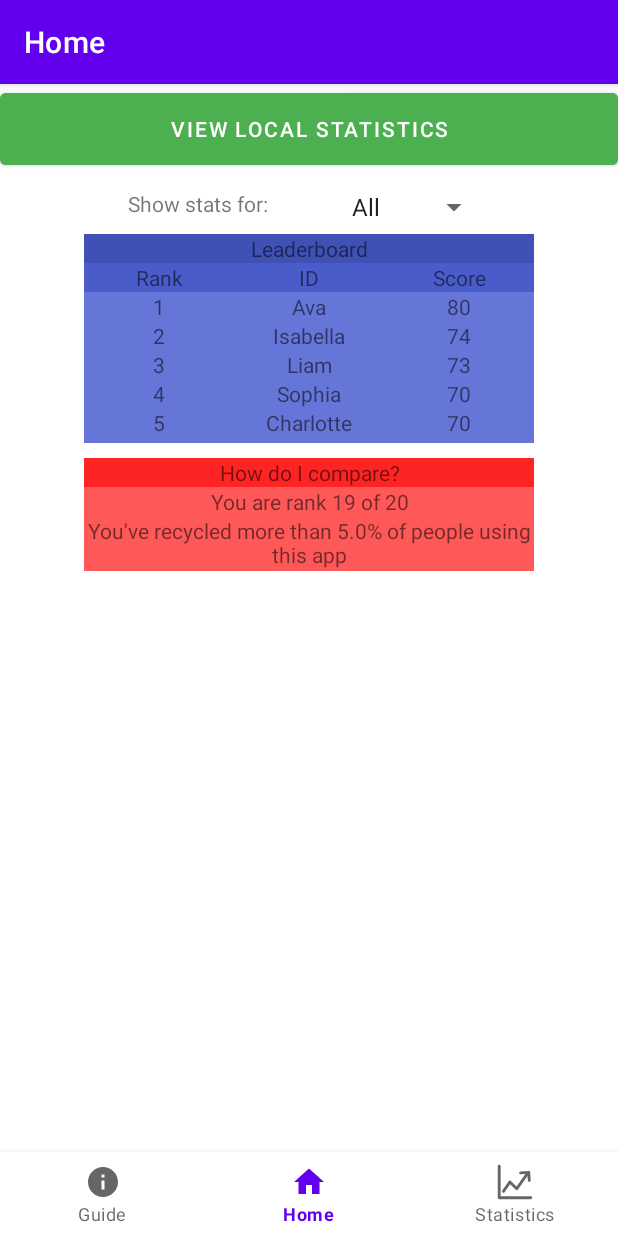
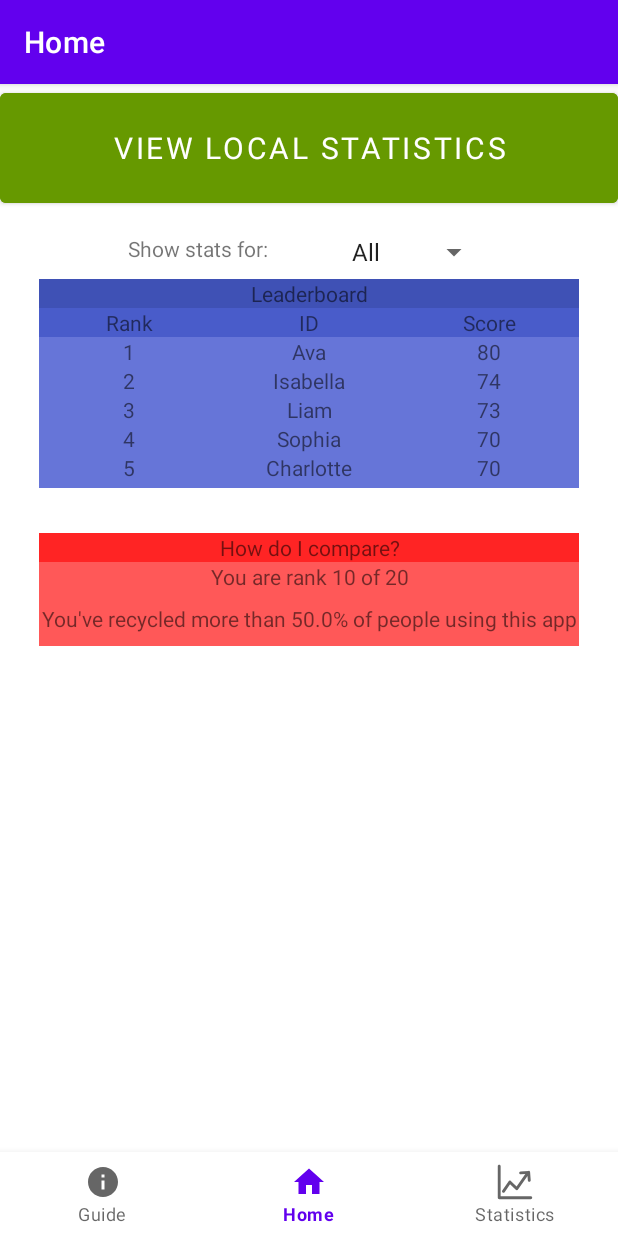
Before and after one commit to pm3512/RecycleTrackerHackCMU, an Android app: the fragment GlobalFragment placed in its activity, on a phone screen of 412 x 824 dp. Run offline under Robolectric (Android 15) with nearby library versions, the light colour scheme and no system bars.

Commit message:
aligned buttons

```diff
--- a/app/src/main/java/com/example/recycletracker/GlobalFragment.java
+++ b/app/src/main/java/com/example/recycletracker/GlobalFragment.java
@@ -31,11 +31,11 @@ public class GlobalFragment extends Fragment {
     public GlobalFragment() {
         // Required empty public constructor
         String[] names = {"Olivia", "Liam", "Emma", "Noah", "Amelia", "Oliver", "Ava", "Elijah",
-                "Sophia", "Lucas", "Charlotte", "Mason", "Isabella", "Levi", "Mia", "Asher", "Luna",
+                "Sophia", "Lucas", "Charlotte", "Mason", "Isabella", "Levi", "Mia (you)", "Asher", "Luna",
                 "James", "Harper", "Mateo"};
-        int[] plastic = {17, 26, 15, 24, 18, 27, 22, 16, 24, 25, 19, 25, 22, 22, 18, 20, 17, 23, 20, 16};
-        int[] metal = {27, 32, 39, 30, 31, 19, 31, 27, 28, 21, 46, 34, 40, 26, 23, 37, 26, 23, 24, 35};
-        int[] paper = {22, 15, 5, 13, 10, 11, 27, 10, 18, 17, 5, 8, 12, 7, 13, 10, 14, 19, 16, 9};
+        int[] plastic = {17, 26, 15, 24, 18, 27, 22, 16, 24, 25, 19, 25, 22, 22, 27, 20, 17, 23, 20, 16};
+        int[] metal = {27, 32, 39, 30, 31, 19, 31, 27, 28, 21, 46, 34, 40, 26, 25, 37, 26, 23, 24, 35};
+        int[] paper = {22, 15, 5, 13, 10, 11, 27, 10, 18, 17, 5, 8, 12, 7, 14, 10, 14, 19, 16, 9};
 
         users = new User[20];
         for (int i = 0; i < 20; i++) {
@@ -121,7 +121,7 @@ public class GlobalFragment extends Fragment {
 
         int rank = 1;
         for (int i = 0; i < 20; i++) {
-            if (users[i].getID().equals("Mia")) {
+            if (users[i].getID().equals("Mia (you)")) {
                 break;
             }
             rank++;
--- a/app/src/main/res/layout/fragment_global.xml
+++ b/app/src/main/res/layout/fragment_global.xml
@@ -9,20 +9,21 @@
     <Button
         android:id="@+id/switch_to_local"
         android:layout_width="match_parent"
-        android:layout_height="60dp"
-        android:backgroundTint="#4CAF50"
+        android:layout_height="85dp"
+        android:backgroundTint="@android:color/holo_green_dark"
+        android:fontFamily="sans-serif"
         android:text="View Local Statistics"
+        android:textSize="20dp"
         app:layout_constraintEnd_toEndOf="parent"
         app:layout_constraintStart_toStartOf="parent"
-        app:layout_constraintTop_toTopOf="parent"
-        app:rippleColor="#AA5757" />
+        app:layout_constraintTop_toTopOf="parent" />
 
     <TextView
         android:id="@+id/Showstatsfor"
         android:layout_width="wrap_content"
         android:layout_height="wrap_content"
         android:layout_marginStart="85dp"
-        android:layout_marginTop="70dp"
+        android:layout_marginTop="100dp"
         android:text="Show stats for:"
         app:layout_constraintBottom_toTopOf="@+id/Leaderboard"
         app:layout_constraintEnd_toEndOf="parent"
@@ -35,7 +36,7 @@
         android:id="@+id/SelectType"
         android:layout_width="100dp"
         android:layout_height="wrap_content"
-        android:layout_marginTop="70dp"
+        android:layout_marginTop="100dp"
         android:layout_marginEnd="85dp"
         app:layout_constraintBottom_toTopOf="@+id/Leaderboard"
         app:layout_constraintEnd_toEndOf="parent"
@@ -46,9 +47,9 @@
 
     <TextView
         android:id="@+id/Leaderboard"
-        android:layout_width="300dp"
+        android:layout_width="360dp"
         android:layout_height="wrap_content"
-        android:layout_marginTop="100dp"
+        android:layout_marginTop="130dp"
         android:background="#3F51B5"
         android:gravity="center"
         android:text="Leaderboard"
@@ -60,7 +61,7 @@
 
     <LinearLayout
         android:id="@+id/linearLayout"
-        android:layout_width="300dp"
+        android:layout_width="360dp"
         android:layout_height="120dp"
         android:background="#6675D8"
         android:orientation="horizontal"
@@ -71,7 +72,7 @@
         app:layout_constraintVertical_bias="0.0">
 
         <LinearLayout
-            android:layout_width="100dp"
+            android:layout_width="120dp"
             android:layout_height="match_parent"
             android:orientation="vertical">
 
@@ -121,7 +122,7 @@
         </LinearLayout>
 
         <LinearLayout
-            android:layout_width="100dp"
+            android:layout_width="120dp"
             android:layout_height="match_parent"
             android:orientation="vertical">
 
@@ -170,7 +171,7 @@
         </LinearLayout>
 
         <LinearLayout
-            android:layout_width="100dp"
+            android:layout_width="120dp"
             android:layout_height="match_parent"
             android:orientation="vertical">
 
@@ -222,9 +223,9 @@
 
     <LinearLayout
         android:id="@+id/linearLayout2"
-        android:layout_width="300dp"
+        android:layout_width="360dp"
         android:layout_height="75dp"
-        android:layout_marginTop="10dp"
+        android:layout_marginTop="30dp"
         android:background="#FF5858"
         android:orientation="vertical"
         app:layout_constraintBottom_toBottomOf="parent"
@@ -244,14 +245,15 @@
         <TextView
             android:id="@+id/userrank"
             android:layout_width="match_parent"
-            android:layout_height="wrap_content"
+            android:layout_height="25dp"
             android:text="You are rank ____ of ____"
             android:textAlignment="center" />
 
         <TextView
             android:id="@+id/percentile"
             android:layout_width="match_parent"
-            android:layout_height="wrap_content"
+            android:layout_height="25dp"
+            android:gravity="center"
             android:text="You've recycled more than ____% of people using this app"
             android:textAlignment="center" />
     </LinearLayout>
```
